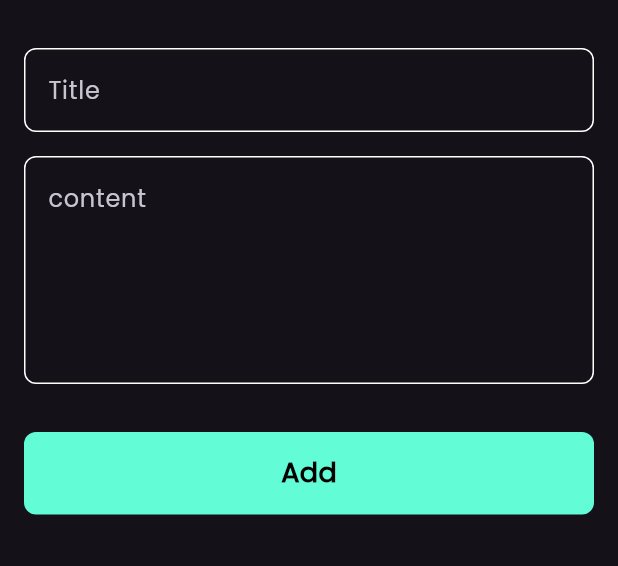
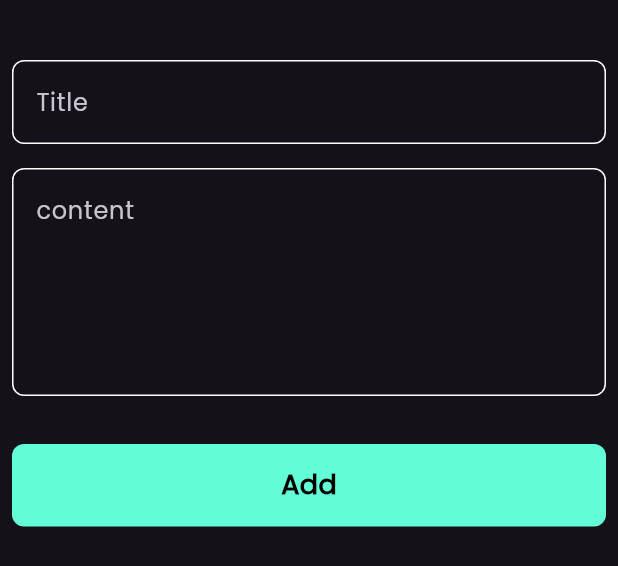
Before and after one commit to Yousef-Al-Zeer/note_app, a Flutter app: the AddNoteBottomSheet widget shown alone on an empty page, opened directly, on a phone screen of 412 x 824 dp. Shown: the top 566 px of the screen. Run offline on Flutter 3.47's test engine with Material 3 defaults, Android fonts, the phone set to English and light mode, and no system bars; drawn by our look-alikes of modal_progress_hud_nsn; our stand-ins replace bloc, flutter_bloc, font_awesome_flutter, hive, hive_flutter; accounts and stored records are empty.

Commit message:
change add note loading bottom sheet

```diff
--- a/lib/views/widgets/add_note_bottom_sheet.dart
+++ b/lib/views/widgets/add_note_bottom_sheet.dart
@@ -14,8 +14,6 @@ class AddNoteBottomSheet extends StatelessWidget {
   Widget build(BuildContext context) {
     return BlocProvider(
       create: (context) => AddNoteCubit(),
-      child: Padding(
-        padding: EdgeInsets.symmetric(horizontal: 16),
       child: BlocConsumer<AddNoteCubit, AddNoteState>(
         listener: (context, state) {
           if (state is AddNoteFailure) {
@@ -27,11 +25,14 @@ class AddNoteBottomSheet extends StatelessWidget {
           // TODO: implement listener
         },
         builder: (context, state) {
-            return ModalProgressHUD(
-                inAsyncCall: state is AddNoteLoading ? true : false,
-                child: SingleChildScrollView(child: AddNoteForm()));
+          return AbsorbPointer(
+            absorbing: state is AddNoteLoading ? true : false,
+            child: Padding(
+              padding: const EdgeInsets.all(8.0),
+              child: SingleChildScrollView(child: AddNoteForm()),
+            ),
+          );
         },
-        ),
       ),
     );
   }
--- a/lib/views/widgets/add_note_form.dart
+++ b/lib/views/widgets/add_note_form.dart
@@ -50,7 +50,10 @@ class _AddNoteFormState extends State<AddNoteForm> {
           SizedBox(
             height: 32,
           ),
-          CustomButton(
+          BlocBuilder<AddNoteCubit, AddNoteState>(
+            builder: (context, state) {
+              return CustomButton(
+                isLoading: state is AddNoteLoading ? true : false,
                 onTap: () {
                   if (formKey.currentState!.validate()) {
                     formKey.currentState!.save();
@@ -65,6 +68,8 @@ class _AddNoteFormState extends State<AddNoteForm> {
                     setState(() {});
                   }
                 },
+              );
+            },
           ),
           SizedBox(
             height: 16,
--- a/lib/views/widgets/custom_button.dart
+++ b/lib/views/widgets/custom_button.dart
@@ -2,9 +2,10 @@ import 'package:flutter/material.dart';
 import 'package:note_app/constants.dart';
 
 class CustomButton extends StatelessWidget {
-  const CustomButton({super.key, this.onTap});
+  const CustomButton({super.key, this.onTap, this.isLoading = false});
 
   final void Function()? onTap;
+  final bool isLoading;
 
   @override
   Widget build(BuildContext context) {
@@ -18,9 +19,17 @@ class CustomButton extends StatelessWidget {
           borderRadius: BorderRadius.circular(8),
         ),
         child: Center(
-          child: Text(
+          child: isLoading
+              ? SizedBox(
+                  height: 24,
+                  width: 24,
+                  child: CircularProgressIndicator(
+                    color: Colors.black,
+                  ),
+                )
+              : const Text(
                   "Add",
-            style: TextStyle(
+                  style: const TextStyle(
                     color: Colors.black,
                     fontSize: 18,
                     fontWeight: FontWeight.bold,
```
Lines whose indentation alone changed are shown as unchanged.
